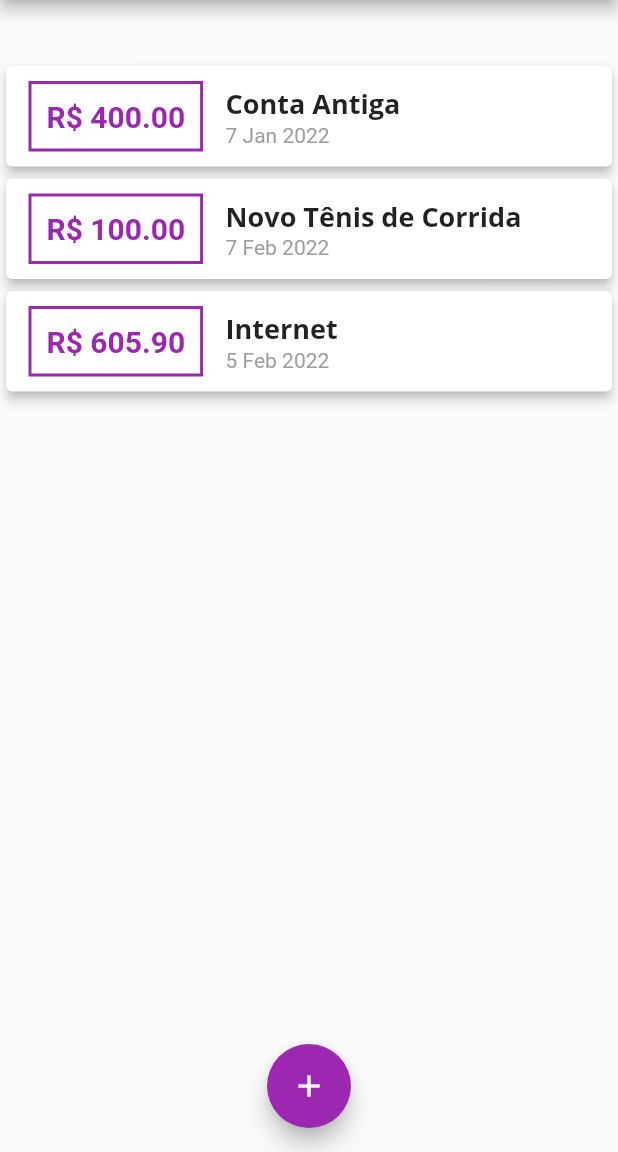
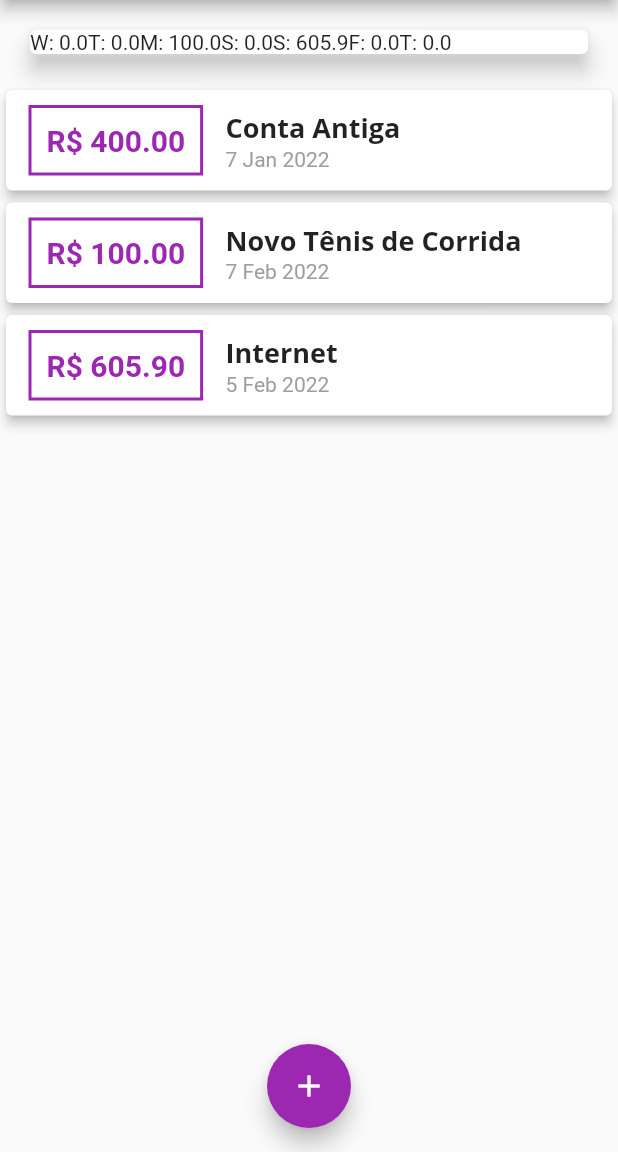
Before and after one commit to vinicius4006/curso_flutter_expenses, a Flutter app: the screen it shows after launch, on a phone screen of 412 x 824 dp, the part 84-1236 px from its top. Run offline on Flutter 3.47's test engine with Material 2 defaults, Android fonts, the phone set to English and light mode, and no system bars.

Commit message:
criacao-componente-chartBar

```diff
--- a/lib/components/chart.dart
+++ b/lib/components/chart.dart
@@ -27,8 +27,7 @@ class Chart extends StatelessWidget {
       totalSum += recentTransaction[i].value;
      }
     }
-    print(DateFormat.E().format(weekDay)[0]);
-    print(totalSum);
+
 
       return {
         'day': DateFormat.E().format(weekDay)[0],
@@ -44,9 +43,9 @@ class Chart extends StatelessWidget {
       elevation: 6,
       margin: EdgeInsets.all(20),
       child: Row(
-        children: <Widget>[
-
-        ],
+        children: groupedTransactions.map((tr) {
+            return Text("${tr["day"]}: ${tr["value"]}");
+        }).toList(),
       ),
     );
   }
```
Also changed, not shown: lib/components/chart_bar.dart (added, +21 -0 lines).
